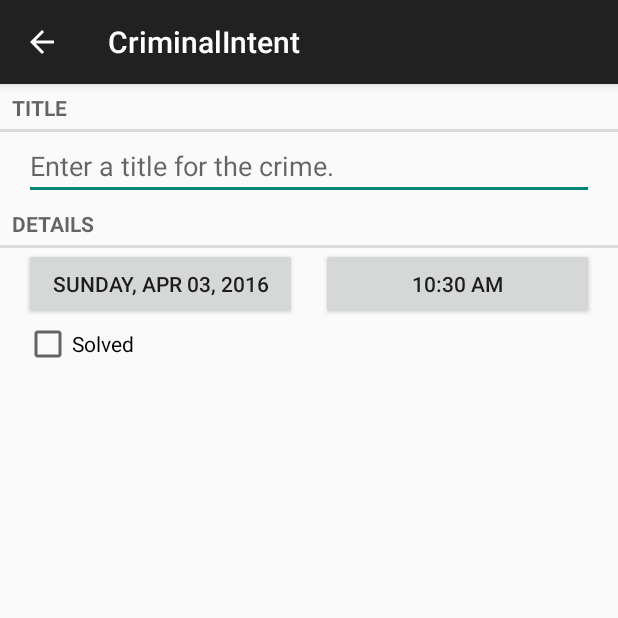
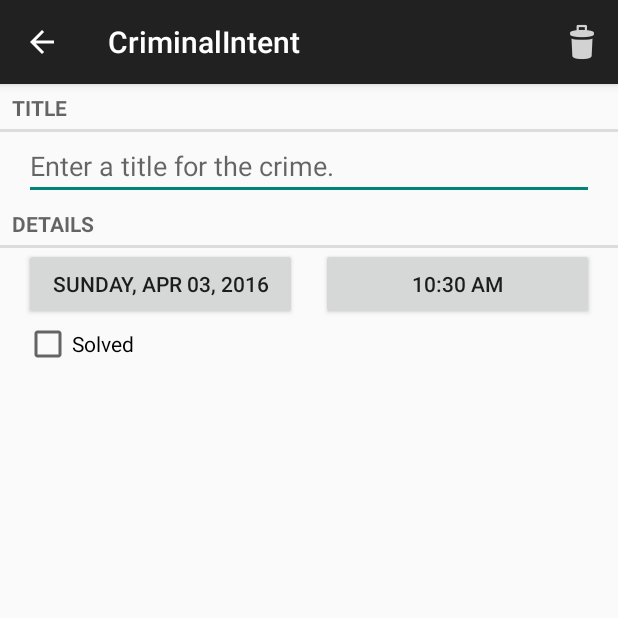
Before and after one commit to FoolHen/CriminalIntent, an Android app: the screen it shows after launch (CrimePagerActivity), after a tap on "New Crime", on a phone screen of 412 x 824 dp, the top half of it. Run offline under Robolectric (Android 15) with nearby library versions, the phone set to English and light mode, and no system bars.

Commit message:
"Chapter 13 + Challenge 1 with steroids"

```diff
--- a/app/src/main/java/com/bignerdranch/android/criminalintent/CrimeFragment.java
+++ b/app/src/main/java/com/bignerdranch/android/criminalintent/CrimeFragment.java
@@ -9,6 +9,9 @@ import android.text.Editable;
 import android.text.TextWatcher;
 import android.text.format.DateFormat;
 import android.view.LayoutInflater;
+import android.view.Menu;
+import android.view.MenuInflater;
+import android.view.MenuItem;
 import android.view.View;
 import android.view.ViewGroup;
 import android.widget.Button;
@@ -23,6 +26,7 @@ import java.util.UUID;
 public class CrimeFragment extends Fragment{
 
     private static final String ARG_CRIME_ID = "crime_id";
+    private static final String ARG_SUBTITLE_VISIBLE = "subtitle_visible";
     private static final String DIALOG_DATE = "DialogDate";
     private static final String DIALOG_TIME = "DialogTime";
     private static final int REQUEST_DATE = 0;
@@ -34,9 +38,10 @@ public class CrimeFragment extends Fragment{
     private Button mTimeButton;
     private CheckBox mSolvedCheckBox;
 
-    public static CrimeFragment newInstance(UUID crimeId){
+    public static CrimeFragment newInstance(UUID crimeId,boolean subtitleVisible){
         Bundle args =  new Bundle();
         args.putSerializable(ARG_CRIME_ID, crimeId);
+        args.putSerializable(ARG_SUBTITLE_VISIBLE, subtitleVisible);
 
         CrimeFragment fragment = new CrimeFragment();
         fragment.setArguments(args);
@@ -48,6 +53,7 @@ public class CrimeFragment extends Fragment{
         super.onCreate(savedInstanceState);
         UUID crimeId =(UUID) getArguments().getSerializable(ARG_CRIME_ID);
         mCrime = CrimeLab.get(getActivity()).getCrime(crimeId);
+        setHasOptionsMenu(true);
     }
     @Override
     public View onCreateView(LayoutInflater inflater, ViewGroup container,
@@ -143,5 +149,22 @@ public class CrimeFragment extends Fragment{
         updateDateAndTime();
     }
 
+    @Override
+    public void onCreateOptionsMenu(Menu menu, MenuInflater inflater) {
+        super.onCreateOptionsMenu(menu, inflater);
+        inflater.inflate(R.menu.fragment_crime, menu);
+    }
 
+    @Override
+    public boolean onOptionsItemSelected(MenuItem item) {
+        if(item.getItemId()==R.id.menu_item_delete_crime){
+            CrimeLab.get(getActivity()).deleteCrime(mCrime);
+            //Intent intent = new Intent(getActivity(), CrimeListActivity.class);
+            //intent.putExtra();
+            boolean subtitleVisible =  getArguments().getBoolean(ARG_SUBTITLE_VISIBLE,false);
+            Intent intent = CrimeListActivity.newIntent(getActivity() ,subtitleVisible);
+            startActivity(intent);
+        }
+        return super.onOptionsItemSelected(item);
+    }
 }
--- a/app/src/main/java/com/bignerdranch/android/criminalintent/CrimeLab.java
+++ b/app/src/main/java/com/bignerdranch/android/criminalintent/CrimeLab.java
@@ -28,6 +28,10 @@ public class CrimeLab {
         mCrimes.add(c);
     }
 
+    public void deleteCrime(Crime c){
+        mCrimes.remove(c);
+    }
+
     public Crime getCrime(UUID id) {
         for (Crime crime : mCrimes) {
             if (crime.getId().equals(id)) {
--- a/app/src/main/java/com/bignerdranch/android/criminalintent/CrimeListActivity.java
+++ b/app/src/main/java/com/bignerdranch/android/criminalintent/CrimeListActivity.java
@@ -1,14 +1,27 @@
 package com.bignerdranch.android.criminalintent;
 
+import android.content.Context;
+import android.content.Intent;
 import android.support.v4.app.Fragment;
+
+import java.util.UUID;
 
 
 public class CrimeListActivity extends SingleFragmentActivity {
+    private static final String EXTRA_SUBTITLE_VISIBLE = "com.bignerdranch.android.criminalintent.subtitle_visible";
 
     @Override
     protected Fragment createFragment() {
-        Boolean subtitleVisible = getIntent().getBooleanExtra(CrimePagerActivity.EXTRA_SUBTITLE_VISIBLE, false);
+        Boolean subtitleVisible = getIntent().getBooleanExtra(EXTRA_SUBTITLE_VISIBLE, false);
+
         return CrimeListFragment.newInstance(subtitleVisible);
     }
+    public static Intent newIntent(Context packageContext, boolean subtitleVisible) {
+        Intent intent = new Intent(packageContext, CrimeListActivity.class);
+        intent.putExtra(EXTRA_SUBTITLE_VISIBLE, subtitleVisible);
+
+        return intent;
+    }
+
 
 }
--- a/app/src/main/java/com/bignerdranch/android/criminalintent/CrimePagerActivity.java
+++ b/app/src/main/java/com/bignerdranch/android/criminalintent/CrimePagerActivity.java
@@ -42,7 +42,8 @@ public class CrimePagerActivity extends AppCompatActivity {
             @Override
             public Fragment getItem(int position) {
                 Crime crime = mCrimes.get(position);
-                return CrimeFragment.newInstance(crime.getId());
+                return CrimeFragment.newInstance(crime.getId(),getIntent()
+                        .getBooleanExtra(EXTRA_SUBTITLE_VISIBLE,false));
             }
 
             @Override
@@ -70,9 +71,9 @@ public class CrimePagerActivity extends AppCompatActivity {
     @Override
     public Intent getParentActivityIntent() {
         Boolean subtitleVisible = getIntent().getBooleanExtra(EXTRA_SUBTITLE_VISIBLE, false);
-        Intent intent = new Intent(this, CrimeListActivity.class);
-        intent.putExtra(EXTRA_SUBTITLE_VISIBLE,subtitleVisible);
-
-        return intent;
+        //Intent intent = new Intent(this, CrimeListActivity.class);
+        //intent.putExtra(EXTRA_SUBTITLE_VISIBLE,subtitleVisible);
+        //return intent;
+        return CrimeListActivity.newIntent(this,subtitleVisible);
     }
 }
--- /dev/null
+++ b/app/src/main/res/menu/fragment_crime.xml
@@ -0,0 +1,10 @@
+<?xml version="1.0" encoding="utf-8"?>
+<menu xmlns:android="http://schemas.android.com/apk/res/android"
+    xmlns:app="http://schemas.android.com/apk/res-auto">
+    <item
+        android:id="@+id/menu_item_delete_crime"
+        android:title="@string/show_subtitle"
+        android:icon="@drawable/ic_menu_delete"
+        app:showAsAction="ifRoom"/>
+
+</menu>
--- a/app/src/main/res/values/strings.xml
+++ b/app/src/main/res/values/strings.xml
@@ -16,4 +16,5 @@
     <string name="show_subtitle">Show Subtitle</string>
     <string name="hide_subtitle">Hide Subtitle</string>
     <string name="subtitle_format">%1$s crimes</string>
+    <string name="delete_crime">Delete</string>
 </resources>
```
Also changed, not shown: app/src/main/res/drawable-hdpi/ic_menu_delete.png (added), app/src/main/res/drawable-mdpi/ic_menu_delete.png (added), app/src/main/res/drawable-xhdpi/ic_menu_delete.png (added), app/src/main/res/drawable-xxhdpi/ic_menu_delete.png (added).
